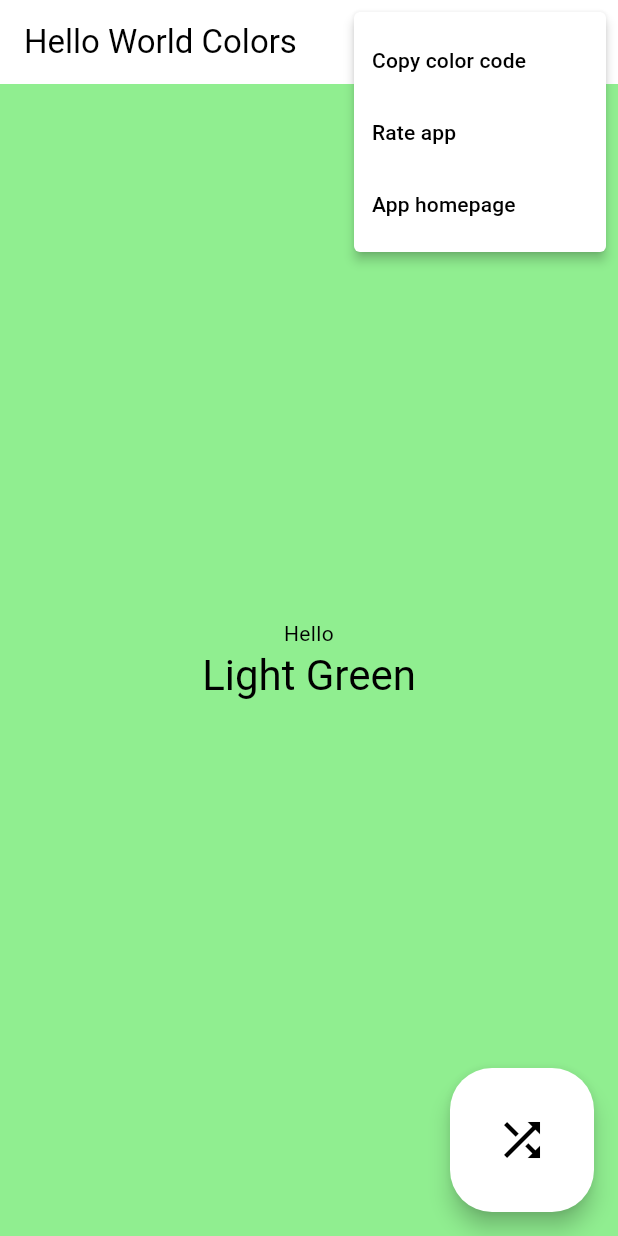
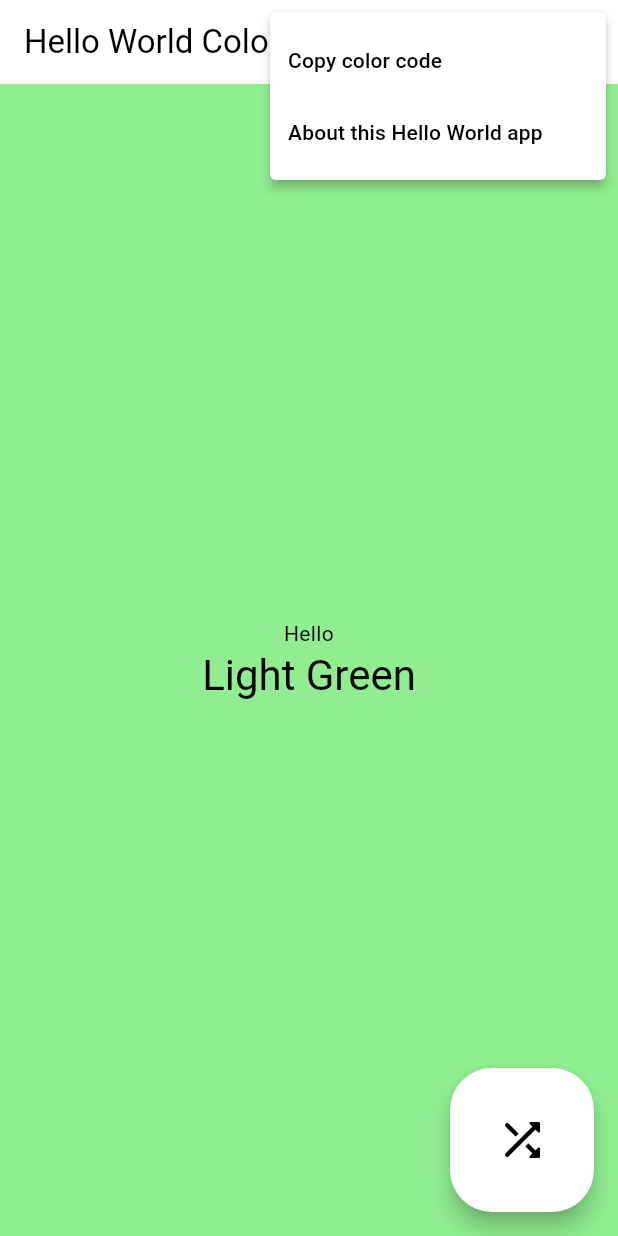
Before and after one commit to tecdrop/hello_world_colors, a Flutter app: the screen it shows after launch, after a tap on the "more vert" icon, on a phone screen of 412 x 824 dp. Run offline on Flutter 3.47's test engine with Material 3 defaults, Android fonts, the phone set to English and light mode, and no system bars.

Commit message:
Minor improvements to the UI

```diff
--- a/lib/common/app_consts.dart
+++ b/lib/common/app_consts.dart
@@ -9,7 +9,4 @@ library;
 // Urls
 // -----------------------------------------------------------------------------
 
-const String rateAppUrl =
-    'https://play.google.com/store/apps/details?id=com.tecdrop.hello_world_colors';
-
-const String appHomeUrl = 'https://www.tecdrop.com/helloworldcolors/';
+const String aboutUrl = 'https://www.tecdrop.com/helloworldcolors/';
--- a/lib/common/app_strings.dart
+++ b/lib/common/app_strings.dart
@@ -14,8 +14,7 @@ const String appName = 'Hello World Colors';
 const String homeScreenTitle = 'Hello World Colors';
 const String colorPreviewActionTooltip = 'Color preview';
 const String copyAction = 'Copy color code';
-const String rateAction = 'Rate app';
-const String appHomeAction = 'App homepage';
+const String aboutAction = 'About this Hello World app';
 
 const String helloGreeting = 'Hello';
 const String homeFabTooltip = 'Next random color';
--- a/lib/main.dart
+++ b/lib/main.dart
@@ -20,6 +20,7 @@ class HelloWorldColorsApp extends StatelessWidget {
   @override
   Widget build(BuildContext context) {
     return MaterialApp(
+      debugShowCheckedModeBanner: false,
       title: strings.appName,
 
       // The light theme of the app (default)
--- a/lib/screens/home_screen.dart
+++ b/lib/screens/home_screen.dart
@@ -78,14 +78,9 @@ class _HomeScreenState extends State<HomeScreen> {
         }());
         break;
 
-      // Open the Google Play app page to allow the user to rate the app
-      case HomeAppBarActions.rate:
-        utils.launchUrlExternal(context, consts.rateAppUrl);
-        break;
-
       // Open the app home page in the default browser
-      case HomeAppBarActions.appHome:
-        utils.launchUrlExternal(context, consts.appHomeUrl);
+      case HomeAppBarActions.about:
+        utils.launchUrlExternal(context, consts.aboutUrl);
         break;
     }
   }
@@ -108,7 +103,7 @@ class _HomeScreenState extends State<HomeScreen> {
       floatingActionButton: FloatingActionButton.large(
         tooltip: strings.homeFabTooltip,
         onPressed: () => _shuffleColor(),
-        child: const Icon(Icons.shuffle),
+        child: const Icon(Icons.shuffle_rounded),
       ),
     );
   }
--- a/lib/widgets/home_app_bar.dart
+++ b/lib/widgets/home_app_bar.dart
@@ -7,7 +7,7 @@ import 'package:flutter/material.dart';
 import '../common/app_strings.dart' as strings;
 
 /// The actions available in the app bar.
-enum HomeAppBarActions { colorPreview, copy, rate, appHome }
+enum HomeAppBarActions { colorPreview, copy, about }
 
 /// The app bar of the Home Screen.
 class HomeAppBar extends StatelessWidget implements PreferredSizeWidget {
@@ -26,7 +26,7 @@ class HomeAppBar extends StatelessWidget implements PreferredSizeWidget {
       actions: <Widget>[
         // The color preview action
         IconButton(
-          icon: const Icon(Icons.preview_outlined),
+          icon: const Icon(Icons.visibility_rounded),
           tooltip: strings.colorPreviewActionTooltip,
           onPressed: () => onAction(HomeAppBarActions.colorPreview),
         ),
@@ -38,15 +38,10 @@ class HomeAppBar extends StatelessWidget implements PreferredSizeWidget {
               value: HomeAppBarActions.copy,
               child: Text(strings.copyAction),
             ),
-            // The rate app action
-            const PopupMenuItem<HomeAppBarActions>(
-              value: HomeAppBarActions.rate,
-              child: Text(strings.rateAction),
-            ),
             // The app homepage action
             const PopupMenuItem<HomeAppBarActions>(
-              value: HomeAppBarActions.appHome,
-              child: Text(strings.appHomeAction),
+              value: HomeAppBarActions.about,
+              child: Text(strings.aboutAction),
             ),
           ],
         ),
--- a/pubspec.yaml
+++ b/pubspec.yaml
@@ -16,10 +16,10 @@ publish_to: 'none' # Remove this line if you wish to publish to pub.dev
 # https://developer.apple.com/library/archive/documentation/General/Reference/InfoPlistKeyReference/Articles/CoreFoundationKeys.html
 # In Windows, build-name is used as the major, minor, and patch parts
 # of the product and file versions while build-number is used as the build suffix.
-version: 1.0.0+1
+version: 1.1.0+2
 
 environment:
-  sdk: '>=3.0.6 <4.0.0'
+  sdk: '>=3.2.2 <4.0.0'
 
 # Dependencies specify other packages that your package needs in order to work.
 # To automatically upgrade your package dependencies to the latest versions
@@ -31,7 +31,7 @@ dependencies:
   flutter:
     sdk: flutter
 
-  url_launcher: ^6.1.12
+  url_launcher: ^6.2.1
 
   # The following adds the Cupertino Icons font to your application.
   # Use with the CupertinoIcons class for iOS style icons.
```
Also changed, not shown: pubspec.lock.
